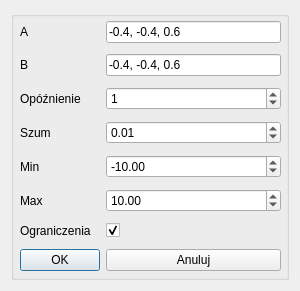
Qt form FRONTEND/symulatorUARpoprawka/arxdialog.ui (MichalWitczakmw/PK_Symulator_UAR_poprawka) before a commit.
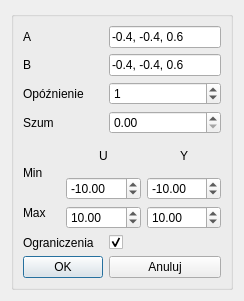
The same form after that commit.

Diff of the .ui file:
```diff
--- a/FRONTEND/symulatorUARpoprawka/arxdialog.ui
+++ b/FRONTEND/symulatorUARpoprawka/arxdialog.ui
@@ -6,8 +6,8 @@
    <rect>
     <x>0</x>
     <y>0</y>
-    <width>300</width>
-    <height>291</height>
+    <width>239</width>
+    <height>301</height>
    </rect>
   </property>
   <property name="windowTitle">
@@ -19,26 +19,18 @@
      <property name="title">
       <string/>
      </property>
-     <widget class="QWidget" name="gridLayoutWidget">
-      <property name="geometry">
-       <rect>
-        <x>9</x>
-        <y>5</y>
-        <width>261</width>
-        <height>261</height>
-       </rect>
-      </property>
       <layout class="QGridLayout" name="gridLayout">
-       <item row="4" column="1">
-        <widget class="QDoubleSpinBox" name="doubleSpinBoxMin">
-         <property name="minimum">
-          <double>-100.000000000000000</double>
-         </property>
-         <property name="maximum">
-          <double>0.000000000000000</double>
-         </property>
-         <property name="value">
-          <double>-10.000000000000000</double>
+      <item row="0" column="0">
+       <widget class="QLabel" name="labelA">
+        <property name="text">
+         <string>A</string>
+        </property>
+       </widget>
+      </item>
+      <item row="0" column="2">
+       <widget class="QLineEdit" name="lineEditA">
+        <property name="text">
+         <string>-0.4, -0.4, 0.6</string>
          </property>
         </widget>
        </item>
@@ -49,37 +41,21 @@
          </property>
         </widget>
        </item>
-       <item row="6" column="1">
-        <widget class="QCheckBox" name="checkBoxOgraniczenie">
-         <property name="enabled">
-          <bool>true</bool>
-         </property>
-         <property name="text">
-          <string/>
-         </property>
-         <property name="checked">
-          <bool>true</bool>
-         </property>
-         <property name="tristate">
-          <bool>false</bool>
-         </property>
-        </widget>
-       </item>
-       <item row="6" column="0">
-        <widget class="QLabel" name="labelOgraniczenie">
-         <property name="text">
-          <string>Ograniczenia</string>
-         </property>
-        </widget>
-       </item>
-       <item row="0" column="1">
-        <widget class="QLineEdit" name="lineEditA">
+      <item row="1" column="2">
+       <widget class="QLineEdit" name="lineEditB">
          <property name="text">
           <string>-0.4, -0.4, 0.6</string>
          </property>
         </widget>
        </item>
-       <item row="2" column="1">
+      <item row="2" column="0" colspan="2">
+       <widget class="QLabel" name="labelOpoznienie">
+        <property name="text">
+         <string>Opóźnienie</string>
+        </property>
+       </widget>
+      </item>
+      <item row="2" column="2">
         <widget class="QSpinBox" name="spinBoxOpoznienie">
          <property name="maximum">
           <number>100</number>
@@ -89,29 +65,6 @@
          </property>
         </widget>
        </item>
-       <item row="5" column="1">
-        <widget class="QDoubleSpinBox" name="doubleSpinBoxMax">
-         <property name="maximum">
-          <double>100.000000000000000</double>
-         </property>
-         <property name="value">
-          <double>10.000000000000000</double>
-         </property>
-        </widget>
-       </item>
-       <item row="3" column="1">
-        <widget class="QDoubleSpinBox" name="doubleSpinBoxSzum">
-         <property name="maximum">
-          <double>10.000000000000000</double>
-         </property>
-         <property name="singleStep">
-          <double>0.010000000000000</double>
-         </property>
-         <property name="value">
-          <double>0.010000000000000</double>
-         </property>
-        </widget>
-       </item>
        <item row="3" column="0">
         <widget class="QLabel" name="labelSzum">
          <property name="text">
@@ -119,57 +72,184 @@
          </property>
         </widget>
        </item>
+      <item row="3" column="2">
+       <widget class="QDoubleSpinBox" name="doubleSpinBoxSzum">
+        <property name="maximum">
+         <double>10.000000000000000</double>
+        </property>
+        <property name="singleStep">
+         <double>0.010000000000000</double>
+        </property>
+        <property name="value">
+         <double>0.000000000000000</double>
+        </property>
+       </widget>
+      </item>
+      <item row="4" column="1" colspan="2">
+       <layout class="QHBoxLayout" name="horizontalLayout">
+        <item>
+         <layout class="QVBoxLayout" name="verticalLayout_2">
+          <item>
+           <widget class="QLabel" name="label">
+            <property name="text">
+             <string>U</string>
+            </property>
+            <property name="alignment">
+             <set>Qt::AlignCenter</set>
+            </property>
+           </widget>
+          </item>
+          <item>
+           <widget class="QDoubleSpinBox" name="doubleSpinBoxMinU">
+            <property name="minimum">
+             <double>-100.000000000000000</double>
+            </property>
+            <property name="maximum">
+             <double>0.000000000000000</double>
+            </property>
+            <property name="singleStep">
+             <double>0.010000000000000</double>
+            </property>
+            <property name="value">
+             <double>-10.000000000000000</double>
+            </property>
+           </widget>
+          </item>
+          <item>
+           <widget class="QDoubleSpinBox" name="doubleSpinBoxMaxU">
+            <property name="maximum">
+             <double>100.000000000000000</double>
+            </property>
+            <property name="singleStep">
+             <double>0.010000000000000</double>
+            </property>
+            <property name="value">
+             <double>10.000000000000000</double>
+            </property>
+           </widget>
+          </item>
+         </layout>
+        </item>
+        <item>
+         <layout class="QVBoxLayout" name="verticalLayout">
+          <item>
+           <widget class="QLabel" name="label_2">
+            <property name="text">
+             <string>Y</string>
+            </property>
+            <property name="alignment">
+             <set>Qt::AlignCenter</set>
+            </property>
+           </widget>
+          </item>
+          <item>
+           <widget class="QDoubleSpinBox" name="doubleSpinBoxMinY">
+            <property name="minimum">
+             <double>-100.000000000000000</double>
+            </property>
+            <property name="maximum">
+             <double>0.000000000000000</double>
+            </property>
+            <property name="singleStep">
+             <double>0.010000000000000</double>
+            </property>
+            <property name="value">
+             <double>-10.000000000000000</double>
+            </property>
+           </widget>
+          </item>
+          <item>
+           <widget class="QDoubleSpinBox" name="doubleSpinBoxMaxY">
+            <property name="maximum">
+             <double>100.000000000000000</double>
+            </property>
+            <property name="singleStep">
+             <double>0.010000000000000</double>
+            </property>
+            <property name="value">
+             <double>10.000000000000000</double>
+            </property>
+           </widget>
+          </item>
+         </layout>
+        </item>
+       </layout>
+      </item>
+      <item row="5" column="0" colspan="2">
+       <widget class="QLabel" name="labelOgraniczenie">
+        <property name="text">
+         <string>Ograniczenia</string>
+        </property>
+       </widget>
+      </item>
+      <item row="5" column="2">
+       <widget class="QCheckBox" name="checkBoxOgraniczenie">
+        <property name="enabled">
+         <bool>true</bool>
+        </property>
+        <property name="text">
+         <string/>
+        </property>
+        <property name="checked">
+         <bool>true</bool>
+        </property>
+        <property name="tristate">
+         <bool>false</bool>
+        </property>
+       </widget>
+      </item>
+      <item row="6" column="0" colspan="2">
+       <widget class="QPushButton" name="pushButton">
+        <property name="text">
+         <string>OK</string>
+        </property>
+       </widget>
+      </item>
+      <item row="6" column="2">
+       <widget class="QPushButton" name="pushButton_2">
+        <property name="text">
+         <string>Anuluj</string>
+        </property>
+       </widget>
+      </item>
        <item row="4" column="0">
+       <layout class="QVBoxLayout" name="verticalLayout_3">
+        <item>
+         <widget class="QLabel" name="label_3">
+          <property name="maximumSize">
+           <size>
+            <width>16777215</width>
+            <height>10</height>
+           </size>
+          </property>
+          <property name="text">
+           <string/>
+          </property>
+         </widget>
+        </item>
+        <item>
         <widget class="QLabel" name="labelMin">
+          <property name="maximumSize">
+           <size>
+            <width>100</width>
+            <height>16777215</height>
+           </size>
+          </property>
          <property name="text">
           <string>Min</string>
          </property>
         </widget>
        </item>
-       <item row="1" column="1">
-        <widget class="QLineEdit" name="lineEditB">
-         <property name="text">
-          <string>-0.4, -0.4, 0.6</string>
-         </property>
-        </widget>
-       </item>
-       <item row="5" column="0">
+        <item>
         <widget class="QLabel" name="labelMax">
          <property name="text">
           <string>Max</string>
          </property>
         </widget>
        </item>
-       <item row="0" column="0">
-        <widget class="QLabel" name="labelA">
-         <property name="text">
-          <string>A</string>
-         </property>
-        </widget>
-       </item>
-       <item row="2" column="0">
-        <widget class="QLabel" name="labelOpoznienie">
-         <property name="text">
-          <string>Opóźnienie</string>
-         </property>
-        </widget>
-       </item>
-       <item row="7" column="0">
-        <widget class="QPushButton" name="pushButton">
-         <property name="text">
-          <string>OK</string>
-         </property>
-        </widget>
-       </item>
-       <item row="7" column="1">
-        <widget class="QPushButton" name="pushButton_2">
-         <property name="text">
-          <string>Anuluj</string>
-         </property>
-        </widget>
-       </item>
-      </layout>
-     </widget>
+       </layout>
+      </item>
+     </layout>
     </widget>
    </item>
   </layout>
```
Lines whose indentation alone changed are shown as unchanged.
